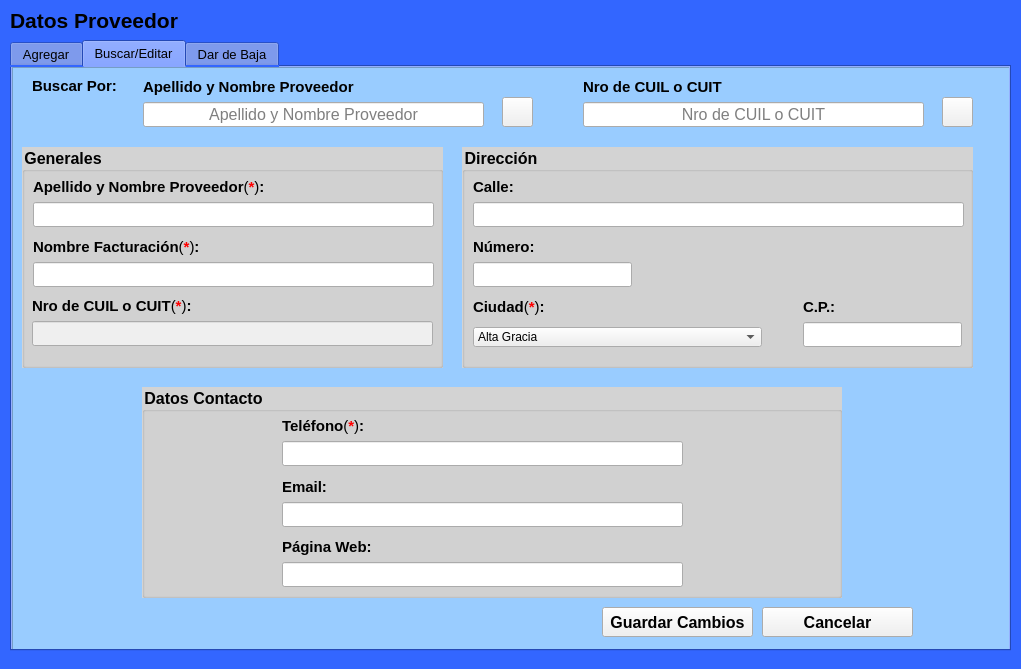
First picture: the form in Views/proveedores.ui, repository Miguel8819/Sistema_TweetyTesis, before the edit.
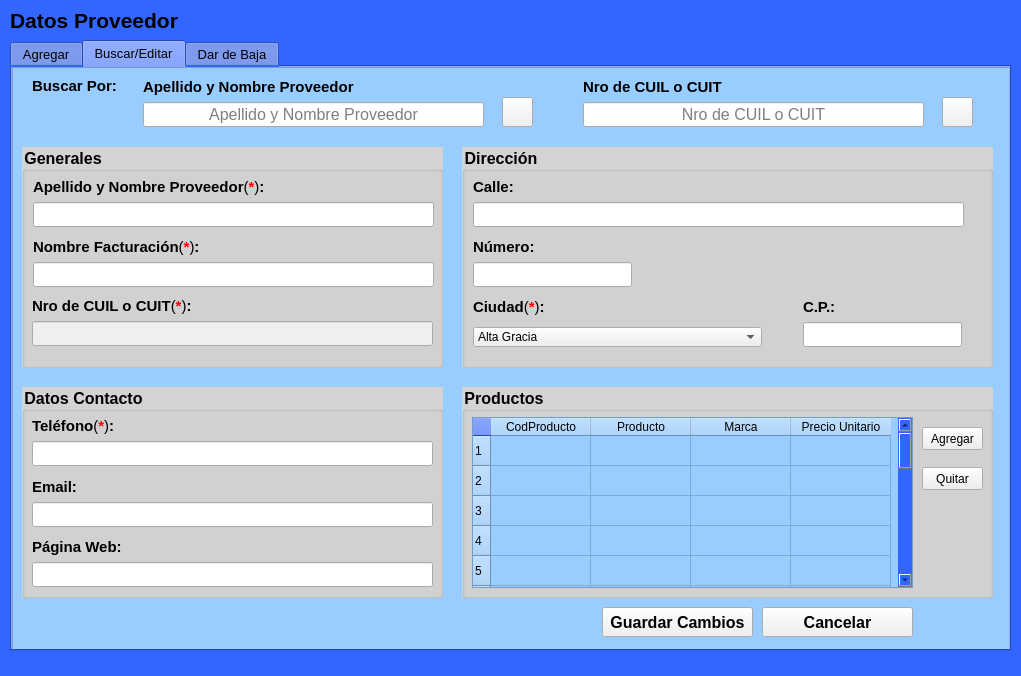
Second picture: the form after the edit. The open tabs and pages were chosen to show the change. Icons and pictures are not drawn.

Commit message: interfaz para agregar productos a proveedor

```diff
--- a/Views/proveedores.ui
+++ b/Views/proveedores.ui
@@ -7,7 +7,7 @@
     <x>0</x>
     <y>0</y>
     <width>1021</width>
-    <height>669</height>
+    <height>676</height>
    </rect>
   </property>
   <property name="windowTitle">
@@ -1762,9 +1762,9 @@
      <widget class="QGroupBox" name="groupBox_datosContacto_2">
       <property name="geometry">
        <rect>
-        <x>130</x>
+        <x>10</x>
         <y>320</y>
-        <width>700</width>
+        <width>421</width>
         <height>211</height>
        </rect>
       </property>
@@ -1799,7 +1799,7 @@
       <widget class="QLabel" name="label_tel_2">
        <property name="geometry">
         <rect>
-         <x>140</x>
+         <x>10</x>
          <y>30</y>
          <width>92</width>
          <height>18</height>
@@ -1820,7 +1820,7 @@
       <widget class="QLineEdit" name="show_tel">
        <property name="geometry">
         <rect>
-         <x>140</x>
+         <x>10</x>
          <y>54</y>
          <width>401</width>
          <height>25</height>
@@ -1846,7 +1846,7 @@
       <widget class="QLabel" name="label_email_2">
        <property name="geometry">
         <rect>
-         <x>140</x>
+         <x>10</x>
          <y>91</y>
          <width>46</width>
          <height>18</height>
@@ -1867,7 +1867,7 @@
       <widget class="QLineEdit" name="show_email">
        <property name="geometry">
         <rect>
-         <x>140</x>
+         <x>10</x>
          <y>115</y>
          <width>401</width>
          <height>25</height>
@@ -1893,7 +1893,7 @@
       <widget class="QLabel" name="label_web_2">
        <property name="geometry">
         <rect>
-         <x>140</x>
+         <x>10</x>
          <y>151</y>
          <width>93</width>
          <height>18</height>
@@ -1914,7 +1914,7 @@
       <widget class="QLineEdit" name="show_web">
        <property name="geometry">
         <rect>
-         <x>140</x>
+         <x>10</x>
          <y>175</y>
          <width>401</width>
          <height>25</height>
@@ -1943,7 +1943,7 @@
        <rect>
         <x>450</x>
         <y>80</y>
-        <width>511</width>
+        <width>531</width>
         <height>221</height>
        </rect>
       </property>
@@ -1955,7 +1955,7 @@
       </property>
       <property name="maximumSize">
        <size>
-        <width>511</width>
+        <width>600</width>
         <height>250</height>
        </size>
       </property>
@@ -4432,6 +4432,198 @@
        </size>
       </property>
      </widget>
+     <widget class="QGroupBox" name="groupBox_datosContacto_4">
+      <property name="geometry">
+       <rect>
+        <x>450</x>
+        <y>320</y>
+        <width>531</width>
+        <height>211</height>
+       </rect>
+      </property>
+      <property name="minimumSize">
+       <size>
+        <width>421</width>
+        <height>211</height>
+       </size>
+      </property>
+      <property name="maximumSize">
+       <size>
+        <width>700</width>
+        <height>225</height>
+       </size>
+      </property>
+      <property name="font">
+       <font>
+        <pointsize>12</pointsize>
+        <weight>75</weight>
+        <bold>true</bold>
+       </font>
+      </property>
+      <property name="cursor">
+       <cursorShape>ArrowCursor</cursorShape>
+      </property>
+      <property name="autoFillBackground">
+       <bool>false</bool>
+      </property>
+      <property name="title">
+       <string>Productos</string>
+      </property>
+      <widget class="QTableWidget" name="tablaProductos">
+       <property name="geometry">
+        <rect>
+         <x>10</x>
+         <y>30</y>
+         <width>441</width>
+         <height>171</height>
+        </rect>
+       </property>
+       <property name="styleSheet">
+        <string notr="true"/>
+       </property>
+       <row>
+        <property name="text">
+         <string>1</string>
+        </property>
+       </row>
+       <row>
+        <property name="text">
+         <string>2</string>
+        </property>
+       </row>
+       <row>
+        <property name="text">
+         <string>3</string>
+        </property>
+       </row>
+       <row>
+        <property name="text">
+         <string>4</string>
+        </property>
+       </row>
+       <row>
+        <property name="text">
+         <string>5</string>
+        </property>
+       </row>
+       <row>
+        <property name="text">
+         <string>6</string>
+        </property>
+       </row>
+       <row>
+        <property name="text">
+         <string>7</string>
+        </property>
+       </row>
+       <row>
+        <property name="text">
+         <string>8</string>
+        </property>
+       </row>
+       <row>
+        <property name="text">
+         <string>9</string>
+        </property>
+       </row>
+       <row>
+        <property name="text">
+         <string>10</string>
+        </property>
+       </row>
+       <row>
+        <property name="text">
+         <string>11</string>
+        </property>
+       </row>
+       <row>
+        <property name="text">
+         <string>12</string>
+        </property>
+       </row>
+       <row>
+        <property name="text">
+         <string>14</string>
+        </property>
+       </row>
+       <row>
+        <property name="text">
+         <string>15</string>
+        </property>
+       </row>
+       <row>
+        <property name="text">
+         <string>15</string>
+        </property>
+       </row>
+       <row>
+        <property name="text">
+         <string>16</string>
+        </property>
+       </row>
+       <row>
+        <property name="text">
+         <string>17</string>
+        </property>
+       </row>
+       <row>
+        <property name="text">
+         <string>18</string>
+        </property>
+       </row>
+       <row>
+        <property name="text">
+         <string>20</string>
+        </property>
+       </row>
+       <column>
+        <property name="text">
+         <string>CodProducto</string>
+        </property>
+       </column>
+       <column>
+        <property name="text">
+         <string>Producto</string>
+        </property>
+       </column>
+       <column>
+        <property name="text">
+         <string>Marca</string>
+        </property>
+       </column>
+       <column>
+        <property name="text">
+         <string>Precio Unitario</string>
+        </property>
+       </column>
+      </widget>
+      <widget class="QPushButton" name="btn_agregar">
+       <property name="geometry">
+        <rect>
+         <x>460</x>
+         <y>40</y>
+         <width>61</width>
+         <height>23</height>
+        </rect>
+       </property>
+       <property name="text">
+        <string>Agregar</string>
+       </property>
+      </widget>
+      <widget class="QPushButton" name="btn_quitar">
+       <property name="geometry">
+        <rect>
+         <x>460</x>
+         <y>80</y>
+         <width>61</width>
+         <height>23</height>
+        </rect>
+       </property>
+       <property name="text">
+        <string>Quitar</string>
+       </property>
+      </widget>
+     </widget>
      <zorder>label_BcodProv</zorder>
      <zorder>input_searchNameProv</zorder>
      <zorder>label_BnameProv</zorder>
```
Left out of the diff: 283 changed lines with no effect on the pictures. The commit also changes 21 other files.
